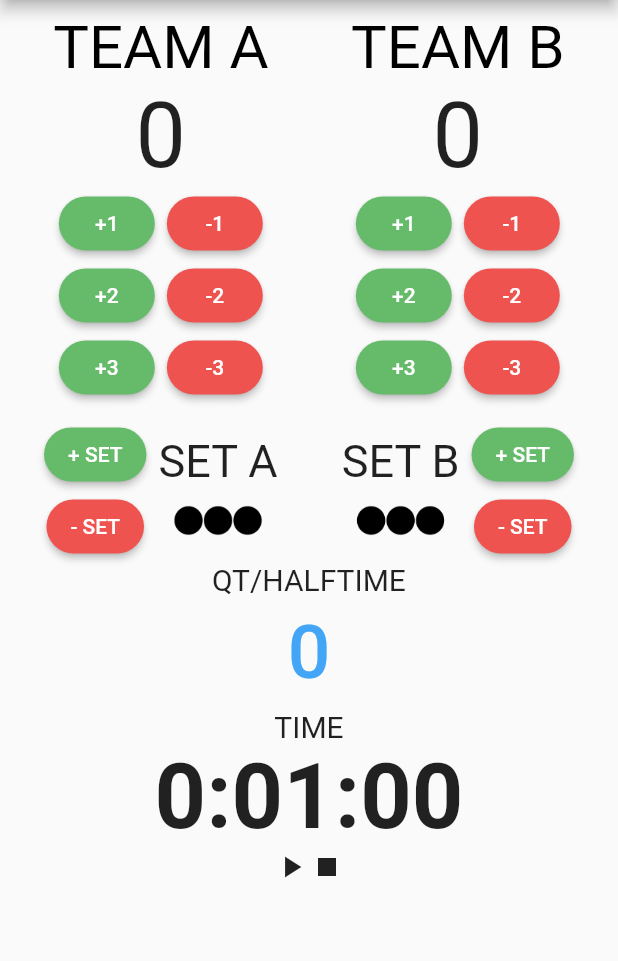
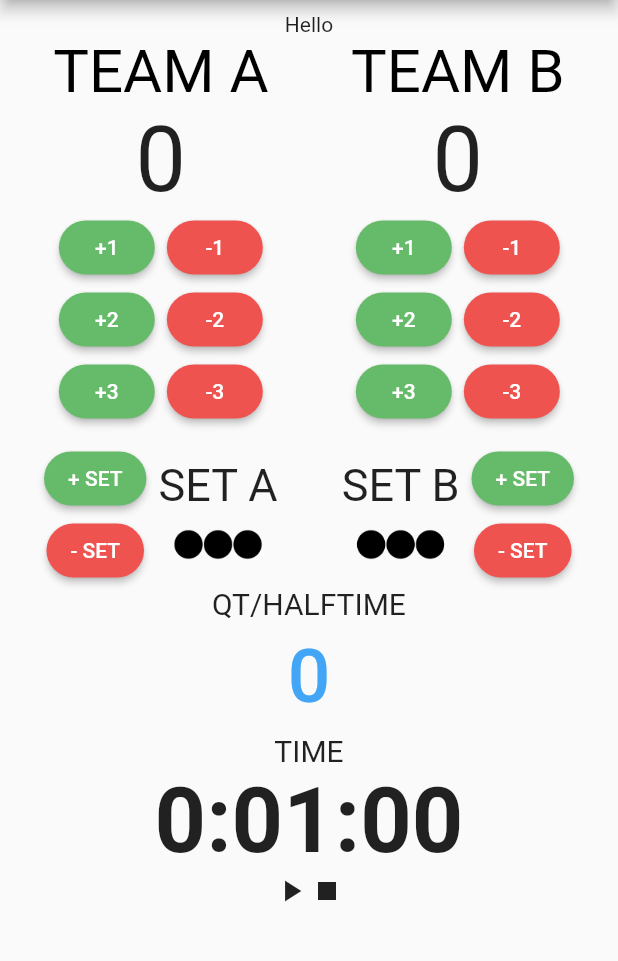
Before and after one commit to Thanapat23/Scoreboard, a Flutter app: the screen it shows after launch, on a phone screen of 412 x 824 dp, the part 84-1045 px from its top. Run offline on Flutter 3.47's test engine with Material 2 defaults, Android fonts, the phone set to English and light mode, and no system bars; our stand-ins replace animated_splash_screen.

```diff
--- /dev/null
+++ b/lib/Components/team_score.dart
@@ -0,0 +1,5 @@
+import 'package:flutter/material.dart';
+
+Widget exampleSplitCode (BuildContext context){
+  return const Text("Hello");
+}
--- a/lib/main.dart
+++ b/lib/main.dart
@@ -3,6 +3,8 @@ import 'package:flutter/cupertino.dart';
 import 'package:flutter/material.dart';
 import 'package:flutter/cupertino.dart';
 import 'dart:io' show Platform;
+
+import 'package:scoreboard/Components/team_score.dart';
 
 void main() {
   runApp(const MyApp());
@@ -191,6 +193,7 @@ class _MyHomePageState extends State<MyHomePage>
             padding: const EdgeInsets.all(8.0),
             child: Column(
               children: [
+                exampleSplitCode(context),
                 Row(
                   mainAxisAlignment: MainAxisAlignment.spaceAround,
                   children: [
```
